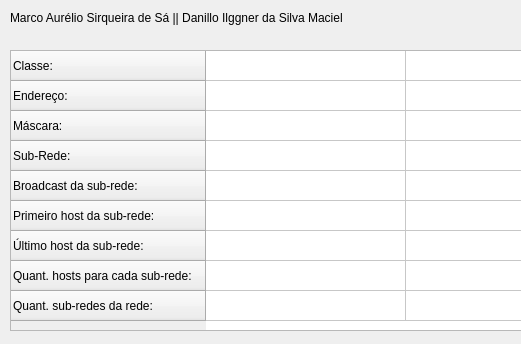
Old version of the form telaresultados.ui in the repository danilloism/calculadoraIPv4; both pictures show x 0 to 521 and y 0 to 344 of the 832 by 344 pixel window.
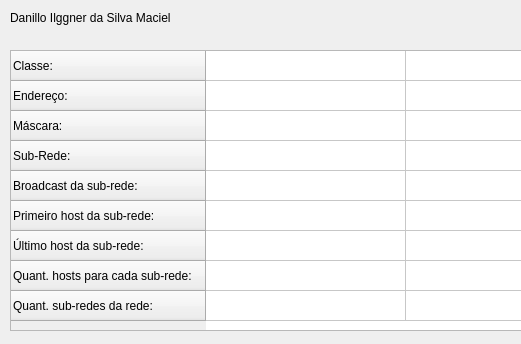
New version of the form.

What changed in the file:
```diff
--- a/telaresultados.ui
+++ b/telaresultados.ui
@@ -36,7 +36,7 @@
     </rect>
    </property>
    <property name="text">
-    <string>Marco Aurélio Sirqueira de Sá || Danillo Ilggner da Silva Maciel</string>
+    <string>Danillo Ilggner da Silva Maciel</string>
    </property>
   </widget>
   <widget class="QTableWidget" name="tableWidgetInformacoes">
```
